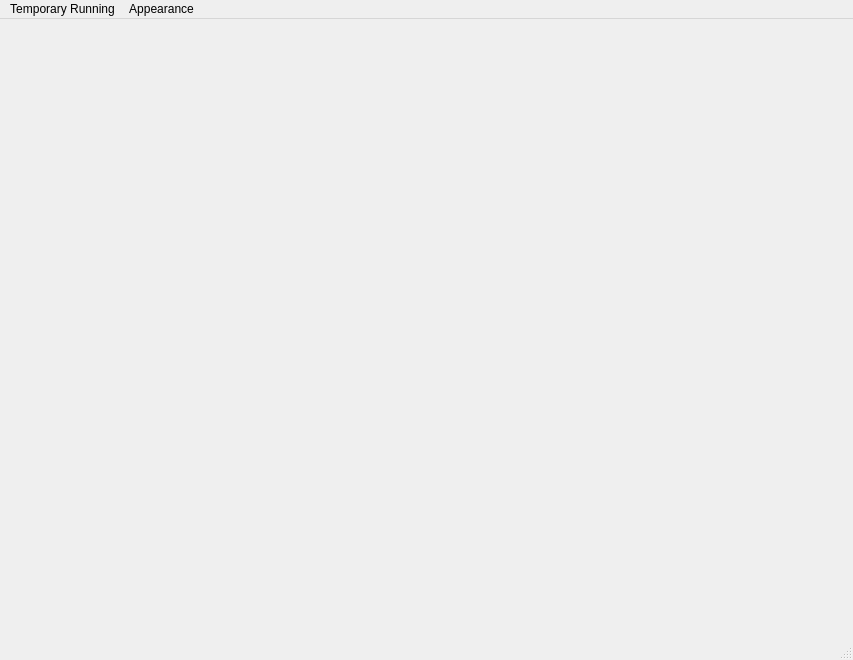
Old version of the form ui/mainwindow.ui in the repository danielhsu021202/PythonCBAS.
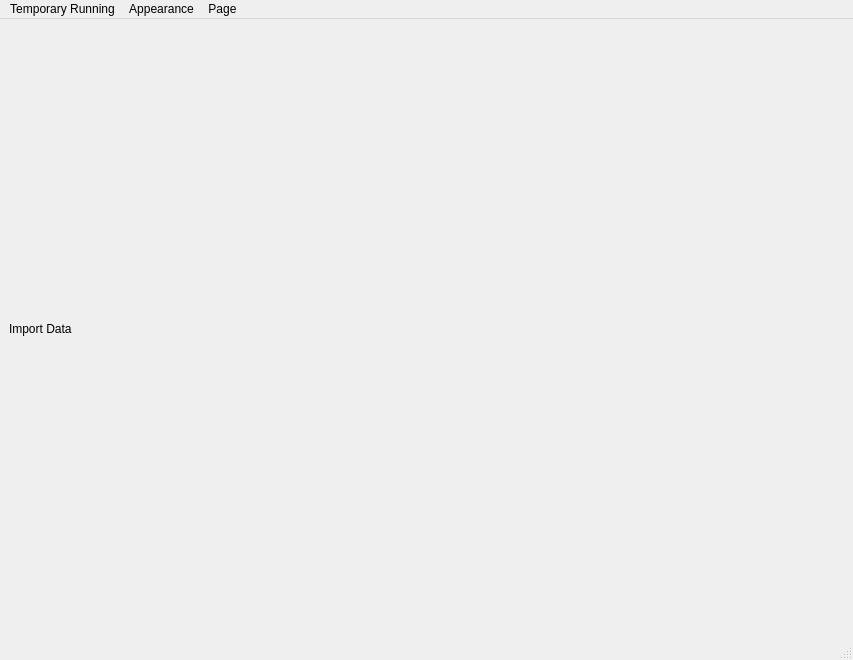
New version of the form. The open tabs and pages were chosen to show the change.

Commit message: Completed implementation for getting sequences. Small UI updates and set up for importing data and getting the avereage groups

What changed in the file:
```diff
--- a/ui/mainwindow.ui
+++ b/ui/mainwindow.ui
@@ -13,7 +13,43 @@
   <property name="windowTitle">
    <string>MainWindow</string>
   </property>
-  <widget class="QWidget" name="centralwidget"/>
+  <widget class="QWidget" name="centralwidget">
+   <layout class="QGridLayout" name="gridLayout">
+    <property name="leftMargin">
+     <number>0</number>
+    </property>
+    <property name="topMargin">
+     <number>0</number>
+    </property>
+    <property name="rightMargin">
+     <number>0</number>
+    </property>
+    <property name="bottomMargin">
+     <number>0</number>
+    </property>
+    <item row="0" column="0">
+     <widget class="QStackedWidget" name="mainStack">
+      <property name="currentIndex">
+       <number>1</number>
+      </property>
+      <widget class="QWidget" name="ImportDataPage">
+       <layout class="QVBoxLayout" name="verticalLayout_2">
+        <item>
+         <widget class="QLabel" name="label">
+          <property name="text">
+           <string>Import Data</string>
+          </property>
+         </widget>
+        </item>
+       </layout>
+      </widget>
+      <widget class="QWidget" name="FileViewerPage">
+       <layout class="QVBoxLayout" name="verticalLayout"/>
+      </widget>
+     </widget>
+    </item>
+   </layout>
+  </widget>
   <widget class="QMenuBar" name="menubar">
    <property name="geometry">
     <rect>
@@ -43,8 +79,17 @@
     </widget>
     <addaction name="menuTheme"/>
    </widget>
+   <widget class="QMenu" name="menuPage">
+    <property name="title">
+     <string>Page</string>
+    </property>
+    <addaction name="separator"/>
+    <addaction name="actionImport_Data"/>
+    <addaction name="actionFile_Viewer"/>
+   </widget>
    <addaction name="temporary_menu"/>
    <addaction name="menuAppearance"/>
+   <addaction name="menuPage"/>
   </widget>
   <widget class="QStatusBar" name="statusbar"/>
   <action name="actionRun_CBAS">
```
Left out of the diff: 22 changed lines with no effect on the pictures. The commit also changes 12 other files.
